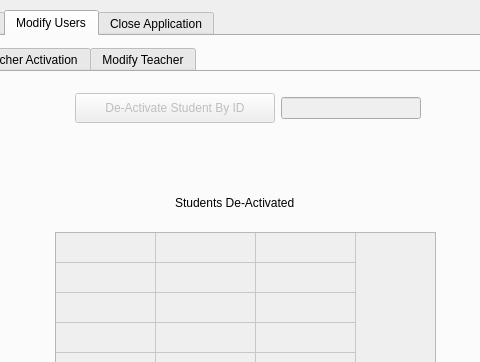
Before: the Qt Designer form GUI/AdminGUIQtDesigner.ui in applet199/OOPCourseWorkTwo, drawn with Qt 5; both pictures show x 289 to 769 and y 0 to 362 of the 1121 by 859 pixel window.
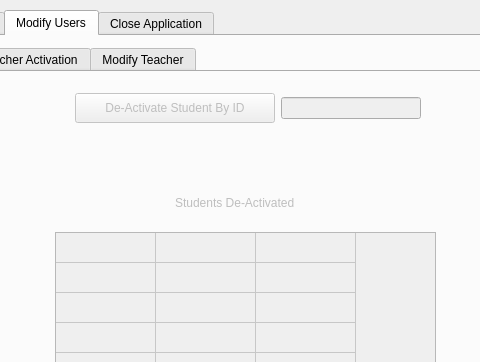
After: the same form once the commit is applied. The open tabs and pages were chosen to show the change.

```diff
--- a/GUI/AdminGUIQtDesigner.ui
+++ b/GUI/AdminGUIQtDesigner.ui
@@ -1515,6 +1515,9 @@
         <column/>
        </widget>
        <widget class="QLabel" name="label_39">
+        <property name="enabled">
+         <bool>false</bool>
+        </property>
         <property name="geometry">
          <rect>
           <x>430</x>
```
Left out of the diff: 8 changed lines with no effect on the pictures.
